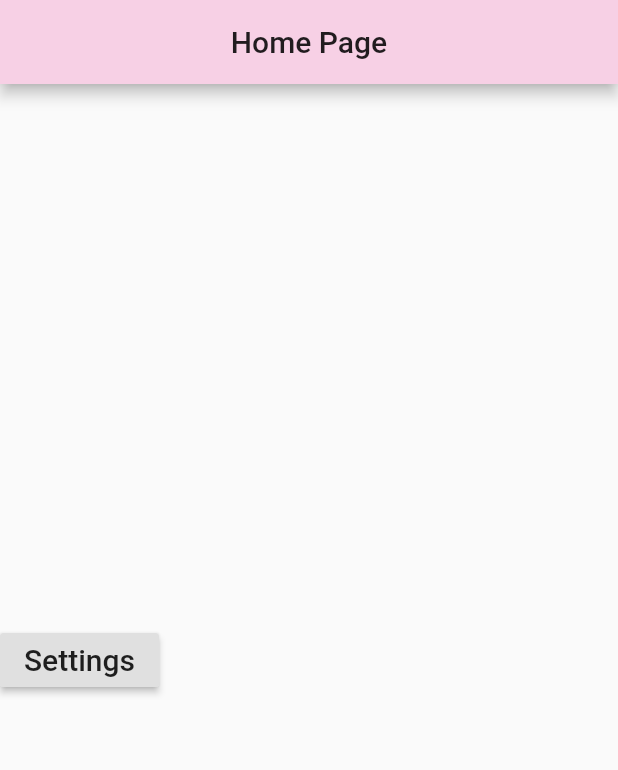
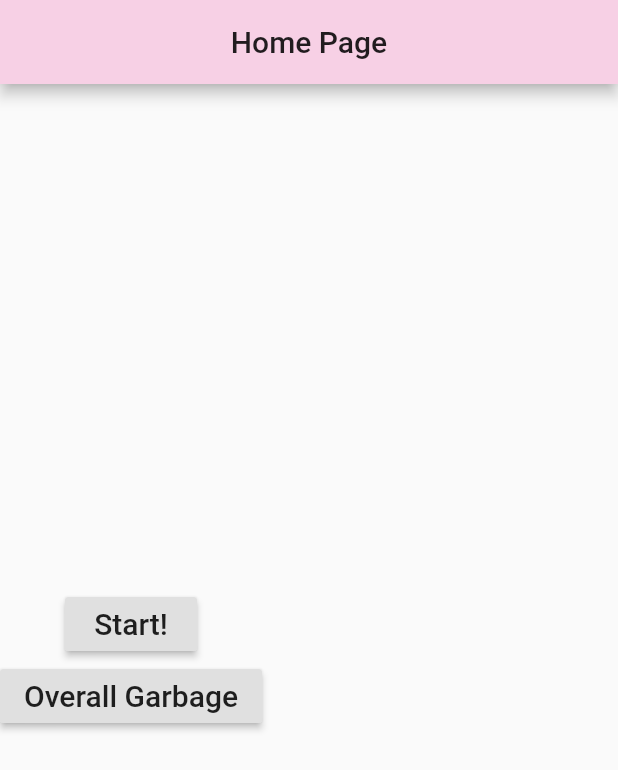
Before and after one commit to jacobjdong/Trash-Specto, a Flutter app: the screen it shows after launch, on a phone screen of 412 x 824 dp. Shown: the top 770 px of the screen. Run offline on Flutter 3.47's test engine with Material 2 defaults, Android fonts, the phone set to English and light mode, and no system bars; Roboto replaces fonts that are missing (Georgia).

Commit message:
getting ready to pull

```diff
--- a/trashspecto1/lib/main.dart
+++ b/trashspecto1/lib/main.dart
@@ -1,5 +1,4 @@
 import 'package:flutter/material.dart';
-import 'dart:convert';
 
 void main() => runApp(MyApp());
 
@@ -45,7 +44,19 @@ class _MainScreenState extends State<MainScreen> {
         children: <Widget>[
           RaisedButton(
             child: Text(
-              'Settings',
+              'Start!',
+              style: TextStyle(fontSize: 20)
+            ),
+            onPressed: () {
+              Navigator.push(
+                ctxt,
+                MaterialPageRoute(builder: (ctxt) => ScreenOne()),
+              );
+            }
+          ),
+          RaisedButton(
+            child: Text(
+              'Overall Garbage',
               style: TextStyle(fontSize: 20)
             ),
             onPressed: () {
@@ -60,8 +71,6 @@ class _MainScreenState extends State<MainScreen> {
     );
   }
 }
-
-
 
 class Settings extends StatefulWidget {
 
```
